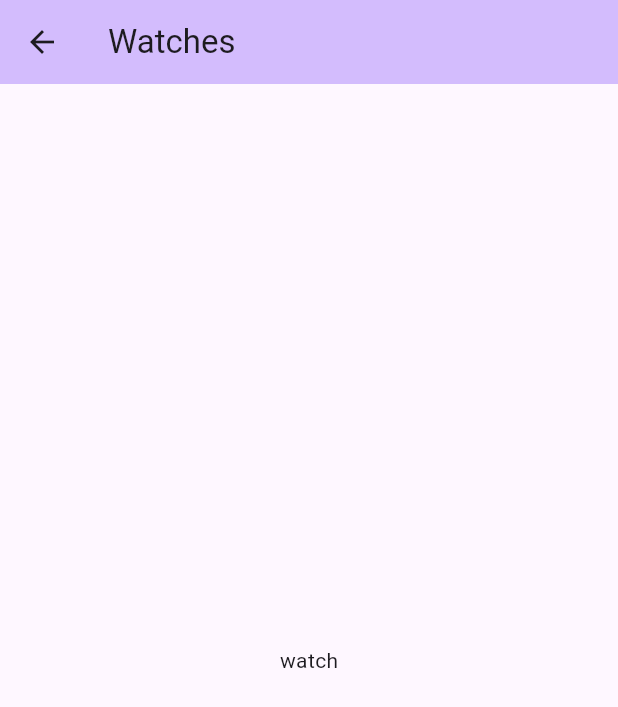
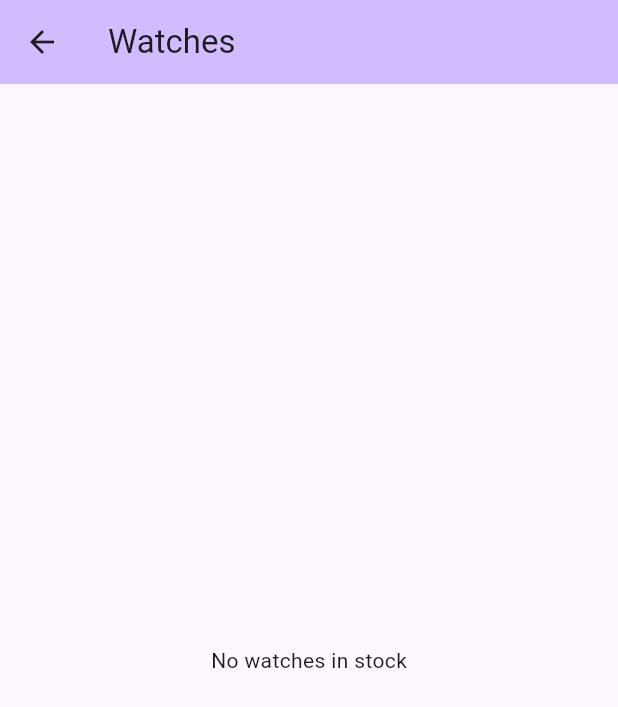
Before and after one commit to saninthottungal/go_router_test, a Flutter app: the ScreenWatch screen opened directly, on a phone screen of 412 x 824 dp. Shown: the top 707 px of the screen. Run offline on Flutter 3.47's test engine with Material 3 defaults, Android fonts, the light colour scheme and no system bars; our stand-ins replace flutter_hooks, freezed_annotation, go_router, hooks_riverpod.

Commit message:
items in all screens made available

```diff
--- a/lib/pages/watch.dart
+++ b/lib/pages/watch.dart
@@ -1,19 +1,37 @@
 import 'package:flutter/material.dart';
+import 'package:hooks_riverpod/hooks_riverpod.dart';
+import 'package:product_manager/pages/add_item.dart';
+import 'package:product_manager/providers/item_provider.dart';
 
-class ScreenWatch extends StatelessWidget {
+class ScreenWatch extends ConsumerWidget {
   const ScreenWatch({super.key, this.title});
   final String? title;
 
   @override
-  Widget build(BuildContext context) {
+  Widget build(BuildContext context, WidgetRef ref) {
+    final items = ref.watch(itemsProvider);
+    final watches =
+        items.where((element) => element.itemType == ShopItems.watch);
     return Scaffold(
       appBar: AppBar(
         backgroundColor: Theme.of(context).colorScheme.inversePrimary,
         title: const Text('Watches'),
       ),
-      body: const Center(
-        child: Text("watch"),
-      ),
+      body: watches.isEmpty
+          ? const Center(
+              child: Text("No watches in stock"),
+            )
+          : ListView.builder(
+              itemBuilder: (context, index) {
+                return ListTile(
+                  leading: CircleAvatar(
+                    child: Text(index.toString()),
+                  ),
+                  title: Text(watches.elementAt(index).title),
+                );
+              },
+              itemCount: watches.length,
+            ),
     );
   }
 }
```
Also changed, not shown: lib/pages/headset.dart (+23 -5 lines), lib/pages/mobile.dart (+24 -5 lines), lib/pages/speaker.dart (+23 -5 lines).
